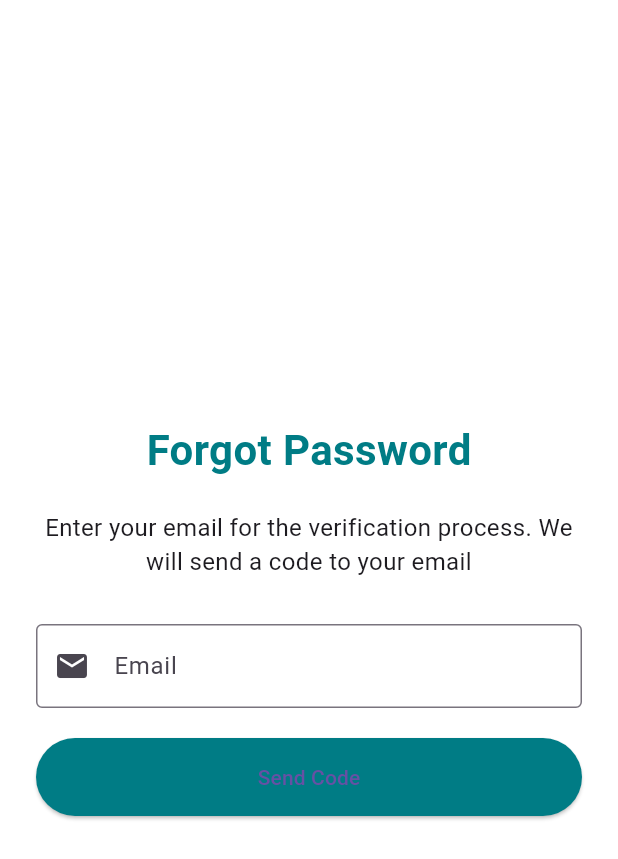
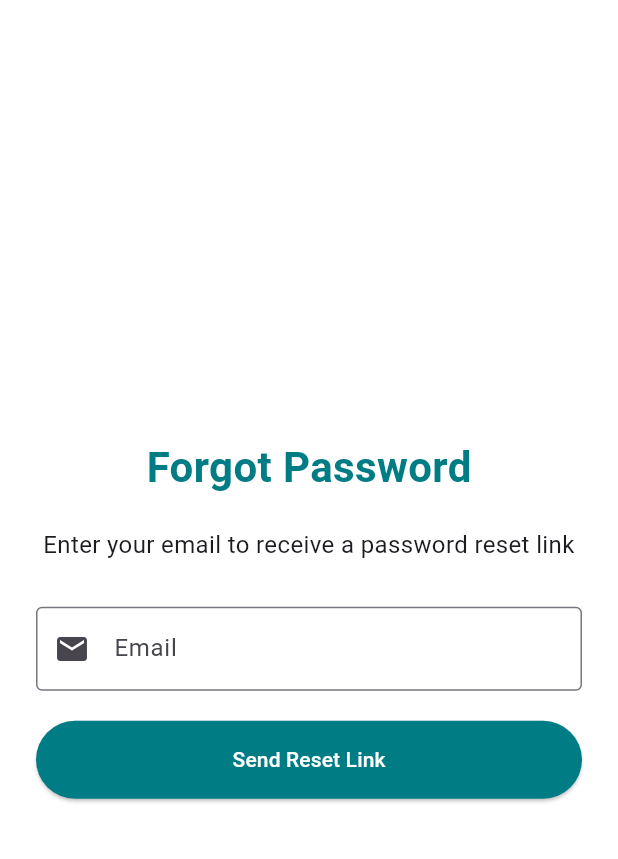
Before and after one commit to AshaniTH/Vet_Assist, a Flutter app: the ForgotPasswordEmailPage screen opened by its route, on a phone screen of 412 x 824 dp. Shown: the top 859 px of the screen. Run offline on Flutter 3.47's test engine with Material 3 defaults, Android fonts, the phone set to English and light mode, and no system bars; our stand-ins replace firebase_auth, firebase_core, flutter_svg, google_sign_in; accounts and stored records are empty.

Commit message:
updated forgot password pages

```diff
--- a/lib/forgot_password_email.dart
+++ b/lib/forgot_password_email.dart
@@ -1,6 +1,6 @@
 import 'package:flutter/material.dart';
 import 'package:firebase_auth/firebase_auth.dart';
-import 'package:vet_assist/password_reset.dart';
+import 'login.dart';
 
 class ForgotPasswordEmailPage extends StatefulWidget {
   const ForgotPasswordEmailPage({super.key});
@@ -12,34 +12,44 @@ class ForgotPasswordEmailPage extends StatefulWidget {
 
 class _ForgotPasswordEmailPageState extends State<ForgotPasswordEmailPage> {
   final _emailController = TextEditingController();
-  final _codeController = TextEditingController();
-  bool _showCodeField = false;
+  final _passwordController = TextEditingController();
+
   bool _isLoading = false;
+  bool _emailSent = false;
+  bool _verifying = false;
   String? _errorMessage;
+  String? _userEmail;
 
   @override
   void dispose() {
     _emailController.dispose();
-    _codeController.dispose();
+    _passwordController.dispose();
     super.dispose();
   }
 
-  Future<void> _sendVerificationCode() async {
+  Future<void> _sendPasswordResetEmail() async {
     setState(() {
       _isLoading = true;
       _errorMessage = null;
     });
 
     try {
-      await FirebaseAuth.instance.sendPasswordResetEmail(
-        email: _emailController.text.trim(),
-      );
+      final email = _emailController.text.trim();
+      await FirebaseAuth.instance.sendPasswordResetEmail(email: email);
 
-      // For demo, we'll show the code field
-      // In production, Firebase sends the reset link directly
       setState(() {
-        _showCodeField = true;
+        _emailSent = true;
+        _userEmail = email;
       });
+
+      if (mounted) {
+        ScaffoldMessenger.of(context).showSnackBar(
+          const SnackBar(
+            content: Text('Password reset email sent! Check your inbox.'),
+            backgroundColor: Colors.green,
+          ),
+        );
+      }
     } on FirebaseAuthException catch (e) {
       setState(() {
         _errorMessage = _getErrorMessage(e.code);
@@ -51,41 +61,54 @@ class _ForgotPasswordEmailPageState extends State<ForgotPasswordEmailPage> {
     }
   }
 
-  Future<void> _verifyCodeAndNavigate() async {
+  Future<void> _navigateToLoginWithDelay() async {
+    setState(() => _isLoading = true);
+    await Future.delayed(const Duration(seconds: 3));
+    if (mounted) {
+      Navigator.pushReplacement(
+        context,
+        MaterialPageRoute(
+          builder:
+              (context) => const LoginScreen(showPasswordResetSuccess: true),
+        ),
+      );
+    }
+  }
+
+  Future<void> _verifyPasswordUpdate() async {
+    if (_userEmail == null || _passwordController.text.isEmpty) {
+      setState(() {
+        _errorMessage = 'Enter the new password to verify update.';
+      });
+      return;
+    }
+
     setState(() {
-      _isLoading = true;
+      _verifying = true;
       _errorMessage = null;
     });
 
     try {
-      // In a real app, you would verify the code with your backend
-      // For demo, we'll just check if it's 4 digits
-      if (_codeController.text.length == 4) {
-        Navigator.pushReplacement(
-          context,
-          MaterialPageRoute(
-            builder:
-                (context) => ResetPasswordPage(
-                  email: _emailController.text.trim(),
-                  verificationCode: _codeController.text.trim(),
-                ),
+      // Try signing in with the new password
+      await FirebaseAuth.instance.signInWithEmailAndPassword(
+        email: _userEmail!,
+        password: _passwordController.text,
+      );
+
+      if (mounted) {
+        ScaffoldMessenger.of(context).showSnackBar(
+          const SnackBar(
+            content: Text('Password verified successfully!'),
+            backgroundColor: Colors.green,
           ),
         );
-      } else {
-        setState(() {
-          _errorMessage = 'Please enter a valid 4-digit code';
-        });
       }
-    } catch (e) {
+    } on FirebaseAuthException catch (e) {
       setState(() {
-        _errorMessage = 'Verification failed. Please try again.';
+        _errorMessage = _getErrorMessage(e.code);
       });
     } finally {
-      if (mounted) {
-        setState(() {
-          _isLoading = false;
-        });
-      }
+      setState(() => _verifying = false);
     }
   }
 
@@ -95,6 +118,8 @@ class _ForgotPasswordEmailPageState extends State<ForgotPasswordEmailPage> {
         return 'No user found with this email address';
       case 'invalid-email':
         return 'Please enter a valid email address';
+      case 'wrong-password':
+        return 'Incorrect password. Try again or wait for reset.';
       default:
         return 'An error occurred. Please try again.';
     }
@@ -111,21 +136,32 @@ class _ForgotPasswordEmailPageState extends State<ForgotPasswordEmailPage> {
             child: Column(
               mainAxisAlignment: MainAxisAlignment.center,
               children: [
-                Text(
+                const Text(
                   'Forgot Password',
                   style: TextStyle(
                     fontSize: 28,
                     fontWeight: FontWeight.bold,
-                    color: const Color(0xFF007C85),
+                    color: Color(0xFF007C85),
                   ),
                 ),
                 const SizedBox(height: 20),
                 Text(
-                  'Enter your email for the verification process. '
-                  'We will send a code to your email',
+                  _emailSent
+                      ? 'We sent a password reset link to:'
+                      : 'Enter your email to receive a password reset link',
                   textAlign: TextAlign.center,
                   style: const TextStyle(fontSize: 16),
                 ),
+                if (_emailSent) ...[
+                  const SizedBox(height: 8),
+                  Text(
+                    _userEmail ?? '',
+                    style: const TextStyle(
+                      fontSize: 16,
+                      fontWeight: FontWeight.bold,
+                    ),
+                  ),
+                ],
                 const SizedBox(height: 30),
 
                 if (_errorMessage != null)
@@ -137,7 +173,7 @@ class _ForgotPasswordEmailPageState extends State<ForgotPasswordEmailPage> {
                     ),
                   ),
 
-                if (!_showCodeField) ...[
+                if (!_emailSent) ...[
                   TextField(
                     controller: _emailController,
                     decoration: const InputDecoration(
@@ -151,9 +187,10 @@ class _ForgotPasswordEmailPageState extends State<ForgotPasswordEmailPage> {
                   SizedBox(
                     width: double.infinity,
                     child: ElevatedButton(
-                      onPressed: _isLoading ? null : _sendVerificationCode,
+                      onPressed: _isLoading ? null : _sendPasswordResetEmail,
                       style: ElevatedButton.styleFrom(
                         backgroundColor: const Color(0xFF007C85),
+                        foregroundColor: Colors.white,
                         padding: const EdgeInsets.symmetric(vertical: 16),
                       ),
                       child:
@@ -161,61 +198,86 @@ class _ForgotPasswordEmailPageState extends State<ForgotPasswordEmailPage> {
                               ? const CircularProgressIndicator(
                                 color: Colors.white,
                               )
-                              : const Text('Send Code'),
+                              : const Text('Send Reset Link'),
                     ),
                   ),
                 ] else ...[
-                  Text(
-                    'Enter 4 digit code',
-                    style: const TextStyle(fontSize: 18),
+                  const SizedBox(height: 30),
+                  const Icon(
+                    Icons.mark_email_unread_outlined,
+                    size: 60,
+                    color: Color(0xFF007C85),
                   ),
-                  const SizedBox(height: 10),
-                  Text(
-                    'A four digit code should have come to your email address',
+                  const SizedBox(height: 30),
+                  const Text(
+                    'Please check your email and follow the instructions to reset your password',
                     textAlign: TextAlign.center,
-                    style: const TextStyle(fontSize: 14),
+                    style: TextStyle(fontSize: 16),
                   ),
+                  const SizedBox(height: 40),
+
+                  // I have updated password (with delay)
+                  SizedBox(
+                    width: double.infinity,
+                    child: ElevatedButton(
+                      onPressed: _isLoading ? null : _navigateToLoginWithDelay,
+                      style: ElevatedButton.styleFrom(
+                        backgroundColor: const Color(0xFF007C85),
+                        foregroundColor: Colors.white,
+                        padding: const EdgeInsets.symmetric(vertical: 16),
+                      ),
+                      child:
+                          _isLoading
+                              ? const CircularProgressIndicator(
+                                color: Colors.white,
+                              )
+                              : const Text('I have updated my password'),
+                    ),
+                  ),
+
                   const SizedBox(height: 20),
+
+                  // Optional password verification
                   TextField(
-                    controller: _codeController,
+                    controller: _passwordController,
+                    obscureText: true,
                     decoration: const InputDecoration(
-                      labelText: 'Verification Code',
+                      labelText: 'Enter new password to verify',
                       border: OutlineInputBorder(),
                       prefixIcon: Icon(Icons.lock),
                     ),
-                    keyboardType: TextInputType.number,
-                    maxLength: 4,
                   ),
+                  const SizedBox(height: 10),
+                  SizedBox(
+                    width: double.infinity,
+                    child: ElevatedButton(
+                      onPressed: _verifying ? null : _verifyPasswordUpdate,
+                      style: ElevatedButton.styleFrom(
+                        backgroundColor: const Color.fromARGB(255, 2, 84, 99),
+                        foregroundColor: Colors.white,
+                        padding: const EdgeInsets.symmetric(vertical: 14),
+                      ),
+                      child:
+                          _verifying
+                              ? const CircularProgressIndicator(
+                                color: Colors.white,
+                              )
+                              : const Text('Verify Password Update'),
+                    ),
+                  ),
+
                   const SizedBox(height: 20),
-                  Row(
-                    children: [
-                      Expanded(
-                        child: OutlinedButton(
-                          onPressed: () {
-                            setState(() {
-                              _showCodeField = false;
-                            });
-                          },
-                          child: const Text('Cancel'),
-                        ),
-                      ),
-                      const SizedBox(width: 16),
-                      Expanded(
-                        child: ElevatedButton(
-                          onPressed: _isLoading ? null : _verifyCodeAndNavigate,
-                          style: ElevatedButton.styleFrom(
-                            backgroundColor: const Color(0xFF007C85),
-                            padding: const EdgeInsets.symmetric(vertical: 16),
-                          ),
-                          child:
-                              _isLoading
-                                  ? const CircularProgressIndicator(
-                                    color: Colors.white,
-                                  )
-                                  : const Text('Confirm'),
-                        ),
-                      ),
-                    ],
+                  TextButton(
+                    onPressed: () {
+                      setState(() {
+                        _emailSent = false;
+                        _userEmail = null;
+                      });
+                    },
+                    child: const Text(
+                      'Back to email entry',
+                      style: TextStyle(color: Color(0xFF007C85)),
+                    ),
                   ),
                 ],
               ],
--- a/lib/main.dart
+++ b/lib/main.dart
@@ -30,6 +30,7 @@ class MyApp extends StatelessWidget {
         '/login': (context) => const LoginScreen(),
         '/forgot_password': (context) => const ForgotPasswordEmailPage(),
         '/verification': (context) => const VerificationPendingPage(),
+        '/I updated my password': (context) => const LoginScreen(),
       },
       home: StreamBuilder<User?>(
         stream: FirebaseAuth.instance.authStateChanges(),
```
Also changed, not shown: lib/login.dart (+21 -1 lines).
